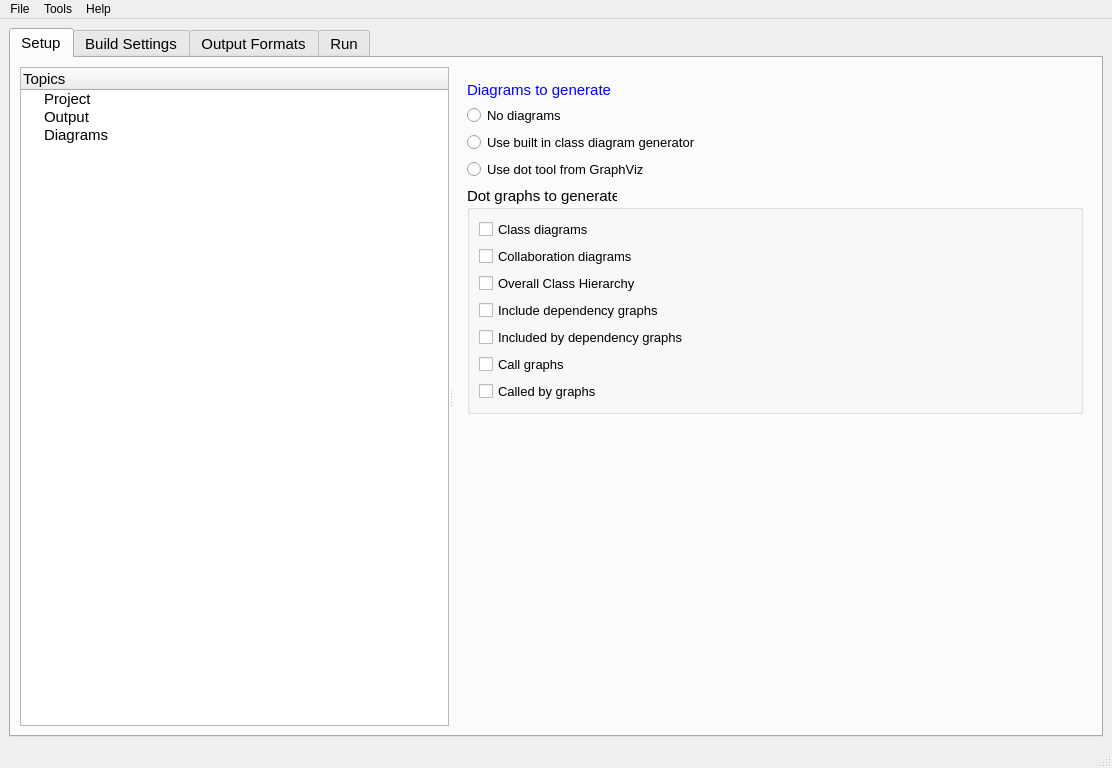
The window that forms/mainwindow.ui (copperspice/doxypressapp) describes before a commit, drawn with Qt 5.
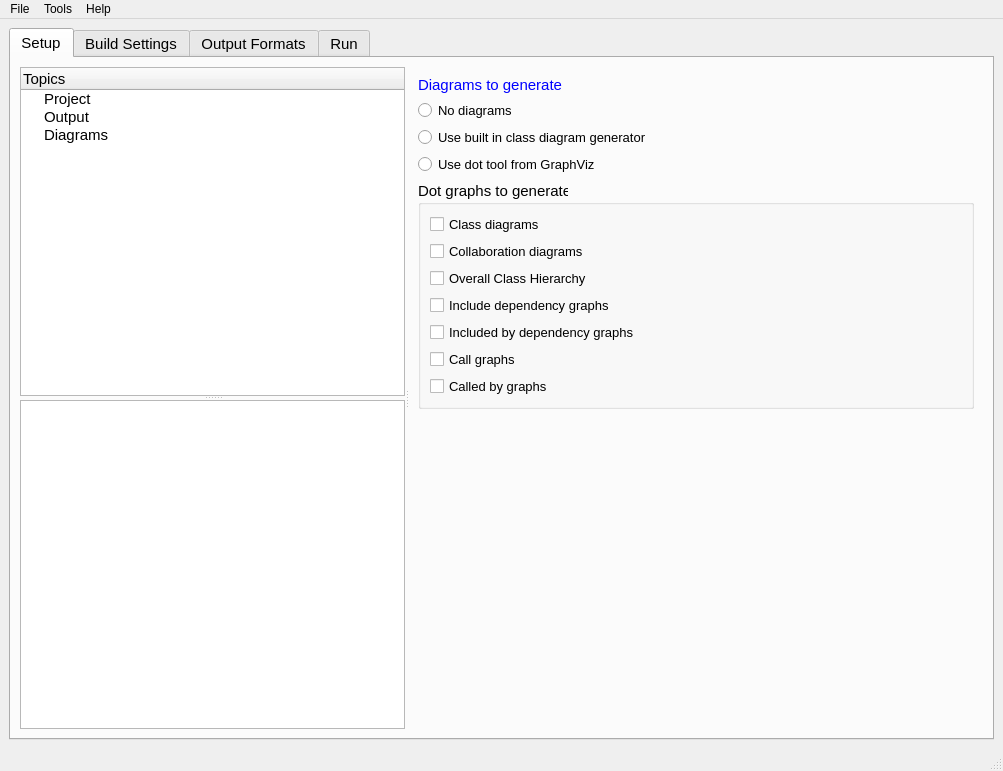
The same window after the commit. The open tabs and pages were chosen to show the change.

Commit message: Worked on help, label coloring, user interface

Patch:
```diff
--- a/forms/mainwindow.ui
+++ b/forms/mainwindow.ui
@@ -6,8 +6,8 @@
    <rect>
     <x>0</x>
     <y>0</y>
-    <width>1112</width>
-    <height>768</height>
+    <width>1003</width>
+    <height>771</height>
    </rect>
   </property>
   <property name="windowTitle">
@@ -35,33 +35,55 @@
        <attribute name="title">
         <string>Setup</string>
        </attribute>
-       <layout class="QVBoxLayout" name="verticalLayout_3">
-        <item>
-         <widget class="QSplitter" name="wizard_Splitter">
+       <layout class="QGridLayout" name="gridLayout_22">
+        <property name="leftMargin">
+         <number>9</number>
+        </property>
+        <item row="0" column="0">
+         <widget class="QSplitter" name="setup_Splitter">
           <property name="orientation">
            <enum>Qt::Horizontal</enum>
           </property>
-          <widget class="QTreeWidget" name="setup_TreeWidget">
-           <column>
-            <property name="text">
-             <string notr="true">Topics</string>
+          <widget class="QSplitter" name="setup_leftSplitter">
+           <property name="orientation">
+            <enum>Qt::Vertical</enum>
+           </property>
+           <widget class="QTreeWidget" name="setup_TreeWidget">
+            <property name="sizePolicy">
+             <sizepolicy hsizetype="Expanding" vsizetype="Expanding">
+              <horstretch>0</horstretch>
+              <verstretch>0</verstretch>
+             </sizepolicy>
             </property>
-           </column>
-           <item>
-            <property name="text">
-             <string>Project</string>
+            <column>
+             <property name="text">
+              <string notr="true">Topics</string>
+             </property>
+            </column>
+            <item>
+             <property name="text">
+              <string>Project</string>
+             </property>
+            </item>
+            <item>
+             <property name="text">
+              <string>Output</string>
+             </property>
+            </item>
+            <item>
+             <property name="text">
+              <string>Diagrams</string>
+             </property>
+            </item>
+           </widget>
+           <widget class="QTextEdit" name="help_t1">
+            <property name="sizePolicy">
+             <sizepolicy hsizetype="Expanding" vsizetype="Expanding">
+              <horstretch>0</horstretch>
+              <verstretch>0</verstretch>
+             </sizepolicy>
             </property>
-           </item>
-           <item>
-            <property name="text">
-             <string>Output</string>
-            </property>
-           </item>
-           <item>
-            <property name="text">
-             <string>Diagrams</string>
-            </property>
-           </item>
+           </widget>
           </widget>
           <widget class="QStackedWidget" name="setup_StackedWidget">
            <property name="currentIndex">
@@ -765,12 +787,6 @@
            </widget>
            <widget class="QWidget" name="page_Diagrams">
             <layout class="QGridLayout" name="gridLayout">
-             <property name="leftMargin">
-              <number>14</number>
-             </property>
-             <property name="topMargin">
-              <number>14</number>
-             </property>
              <item row="0" column="0">
               <widget class="QLabel" name="label_t1_e">
                <property name="palette">
@@ -815,21 +831,6 @@
                </property>
               </widget>
              </item>
-             <item row="1" column="0">
-              <widget class="QRadioButton" name="diagram_none_RB">
-               <property name="font">
-                <font>
-                 <pointsize>10</pointsize>
-                </font>
-               </property>
-               <property name="text">
-                <string>No diagrams</string>
-               </property>
-               <attribute name="buttonGroup">
-                <string notr="true">buttonGroup_diagram</string>
-               </attribute>
-              </widget>
-             </item>
              <item row="2" column="0">
               <widget class="QRadioButton" name="diagram_built_in_RB">
                <property name="font">
@@ -860,7 +861,20 @@
                </attribute>
               </widget>
              </item>
-             <item row="4" column="0">
+             <item row="5" column="0">
+              <spacer name="verticalSpacer_5">
+               <property name="orientation">
+                <enum>Qt::Vertical</enum>
+               </property>
+               <property name="sizeHint" stdset="0">
+                <size>
+                 <width>10</width>
+                 <height>10</height>
+                </size>
+               </property>
+              </spacer>
+             </item>
+             <item row="4" column="0" colspan="2">
               <widget class="QGroupBox" name="groupBox_3">
                <property name="palette">
                 <palette>
@@ -993,18 +1007,20 @@
                </layout>
               </widget>
              </item>
-             <item row="5" column="0">
-              <spacer name="verticalSpacer_5">
-               <property name="orientation">
-                <enum>Qt::Vertical</enum>
+             <item row="1" column="0" colspan="2">
+              <widget class="QRadioButton" name="diagram_none_RB">
+               <property name="font">
+                <font>
+                 <pointsize>10</pointsize>
+                </font>
                </property>
-               <property name="sizeHint" stdset="0">
-                <size>
-                 <width>10</width>
-                 <height>10</height>
-                </size>
+               <property name="text">
+                <string>No diagrams</string>
                </property>
-              </spacer>
+               <attribute name="buttonGroup">
+                <string notr="true">buttonGroup_diagram</string>
+               </attribute>
+              </widget>
              </item>
             </layout>
            </widget>
@@ -8948,7 +8964,7 @@
     <rect>
      <x>0</x>
      <y>0</y>
-     <width>1112</width>
+     <width>1003</width>
      <height>28</height>
     </rect>
    </property>
```
Left out of the diff: 643 changed lines with no effect on the pictures. The commit also changes 3 other files.
